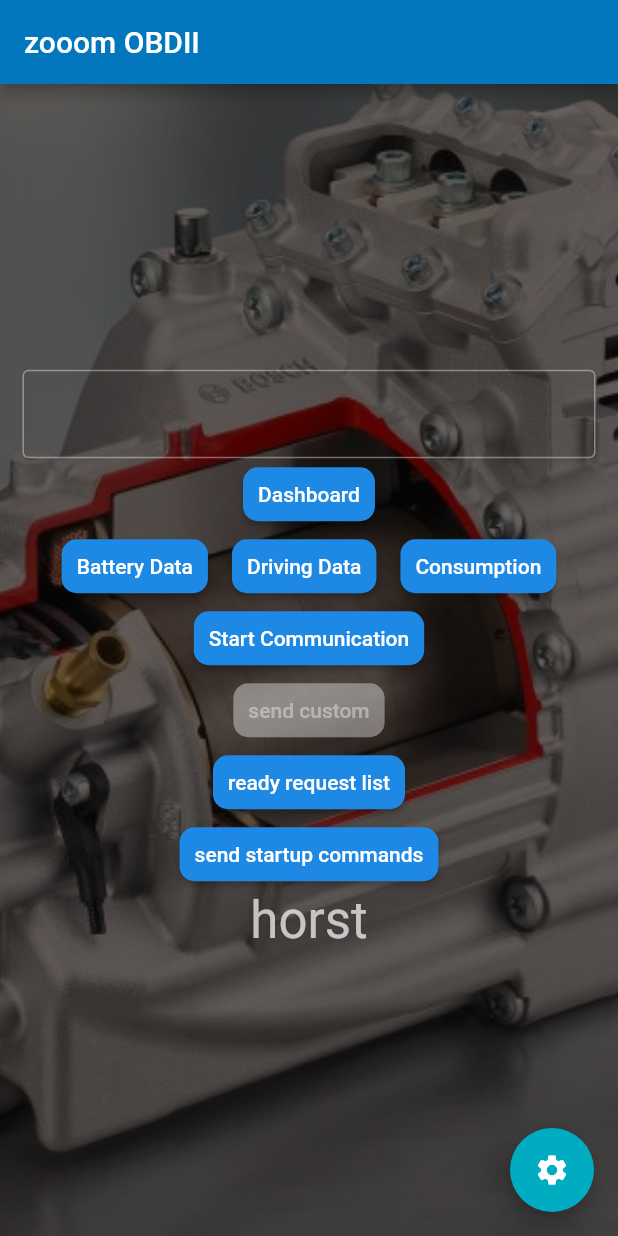
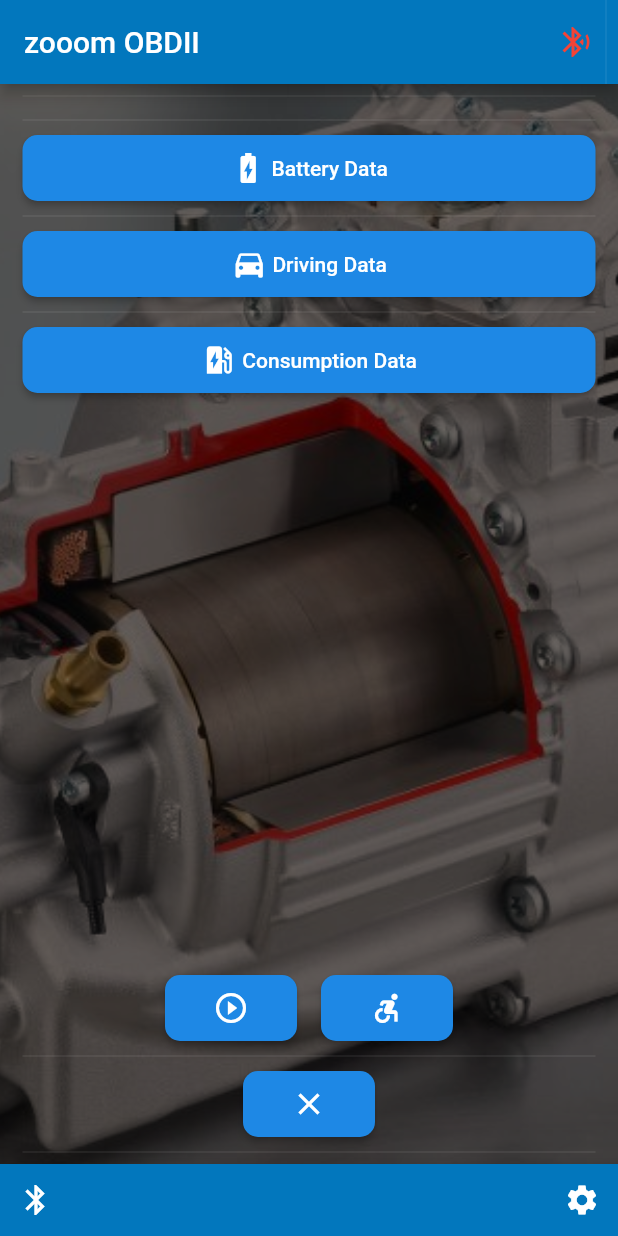
Before and after one commit to Edelbitter/odb24e, a Flutter app: the screen it shows after launch, on a phone screen of 412 x 824 dp. Run offline on Flutter 3.47's test engine with Material 2 defaults, Android fonts, the phone set to English and light mode, and no system bars; our stand-ins replace charts_flutter, connectivity, flutter_bluetooth_serial, shared_preferences; Roboto replaces fonts that are missing (Montserrat).

Commit message:
stop button

```diff
--- a/lib/database.dart
+++ b/lib/database.dart
@@ -6,7 +6,14 @@ class DataBase extends ChangeNotifier {
 
   int bufferSize = 10;
 
-Map<String,Queue<DoubleData>> rawData ={
+Map<String,Queue<DoubleData>> rawData;
+DataBase()
+{
+  initRaw();
+}
+
+void initRaw(){
+  rawData ={
     // battery temperature
     '622001':  new Queue<DoubleData>(),
     // SoC
@@ -46,6 +53,9 @@ Map<String,Queue<DoubleData>> rawData ={
     // 14V
     '622005': new Queue<DoubleData>(),
   };
+}
+
+
   List<DoubleData> batteryTemperatures = new List<DoubleData>();
   List<DoubleData> soC = new List<DoubleData>();
 
@@ -79,7 +89,7 @@ Map<String,Queue<DoubleData>> rawData ={
     return comboData;
   }
 
-  DataBase() ;
+//  DataBase() ;
 
   void add(String ident,DoubleData data)
   {
@@ -91,42 +101,49 @@ Map<String,Queue<DoubleData>> rawData ={
     notifyListeners();
   }
 
-  factory DataBase.withFakeData() {
-    var db = new DataBase();
-    db.batteryTemperatures = new List<DoubleData>();
-//    db.batteryTemperatures.add(new DoubleData(30, new DateTime(2019,1,1,0,0,0)));
-//    db.batteryTemperatures.add(new DoubleData(33, new DateTime(2019,1,1,0,15,0)));
-//    db.batteryTemperatures.add(new DoubleData(39, new DateTime(2019,1,1,0,30,0)));
-//    db.batteryTemperatures.add(new DoubleData(42, new DateTime(2019,1,1,0,45,0)));
-//    db.batteryTemperatures.add(new DoubleData(47, new DateTime(2019,1,1,1,0,0)));
-//    db.batteryTemperatures.add(new DoubleData(55, new DateTime(2019,1,1,1,15,0)));
-//    db.batteryTemperatures.add(new DoubleData(49, new DateTime(2019,1,1,1,30,0)));
-//    db.batteryTemperatures.add(new DoubleData(41, new DateTime(2019,1,1,1,45,0)));
-//    db.batteryTemperatures.add(new DoubleData(35, new DateTime(2019,1,1,2,0,0)));
-//    db.batteryTemperatures.add(new DoubleData(29, new DateTime(2019,1,1,2,15,0)));
-//    db.batteryTemperatures.add(new DoubleData(24, new DateTime(2019,1,1,2,30,0)));
-//    db.batteryTemperatures.add(new DoubleData(19, new DateTime(2019,1,1,2,45,0)));
-//    db.batteryTemperatures.add(new DoubleData(12, new DateTime(2019,1,1,3,0,0)));
-    db.soC = new List<DoubleData>();
-    db.soC.add(new DoubleData(90, new DateTime(2019, 1, 1, 0, 0, 0)));
-    db.soC.add(new DoubleData(70, new DateTime(2019, 1, 1, 1, 0, 0)));
-    db.soC.add(new DoubleData(40, new DateTime(2019, 1, 1, 2, 0, 0)));
-    db.consum12V = new List<DoubleData>();
-    db.consumAirCon = new List<DoubleData>();
+  void clear(){
 
-    db.consumDrive = new List<DoubleData>();
-    db.consum12V.add(new DoubleData(40, new DateTime(2019, 1, 1, 0, 0, 0)));
-    db.consum12V.add(new DoubleData(70, new DateTime(2019, 1, 1, 1, 0, 0)));
-    db.consum12V.add(new DoubleData(40, new DateTime(2019, 1, 1, 2, 0, 0)));
-    db.consumAirCon.add(new DoubleData(110, new DateTime(2019, 1, 1, 0, 0, 0)));
-    db.consumAirCon.add(new DoubleData(70, new DateTime(2019, 1, 1, 1, 0, 0)));
-    db.consumAirCon.add(new DoubleData(40, new DateTime(2019, 1, 1, 2, 0, 0)));
+    initRaw();
 
-    db.consumDrive.add(new DoubleData(300, new DateTime(2019, 1, 1, 0, 0, 0)));
-    db.consumDrive.add(new DoubleData(70, new DateTime(2019, 1, 1, 1, 0, 0)));
-    db.consumDrive.add(new DoubleData(40, new DateTime(2019, 1, 1, 2, 0, 0)));
-    return db;
+    notifyListeners();
   }
+
+//  factory DataBase.withFakeData() {
+//    var db = new DataBase();
+//    db.batteryTemperatures = new List<DoubleData>();
+////    db.batteryTemperatures.add(new DoubleData(30, new DateTime(2019,1,1,0,0,0)));
+////    db.batteryTemperatures.add(new DoubleData(33, new DateTime(2019,1,1,0,15,0)));
+////    db.batteryTemperatures.add(new DoubleData(39, new DateTime(2019,1,1,0,30,0)));
+////    db.batteryTemperatures.add(new DoubleData(42, new DateTime(2019,1,1,0,45,0)));
+////    db.batteryTemperatures.add(new DoubleData(47, new DateTime(2019,1,1,1,0,0)));
+////    db.batteryTemperatures.add(new DoubleData(55, new DateTime(2019,1,1,1,15,0)));
+////    db.batteryTemperatures.add(new DoubleData(49, new DateTime(2019,1,1,1,30,0)));
+////    db.batteryTemperatures.add(new DoubleData(41, new DateTime(2019,1,1,1,45,0)));
+////    db.batteryTemperatures.add(new DoubleData(35, new DateTime(2019,1,1,2,0,0)));
+////    db.batteryTemperatures.add(new DoubleData(29, new DateTime(2019,1,1,2,15,0)));
+////    db.batteryTemperatures.add(new DoubleData(24, new DateTime(2019,1,1,2,30,0)));
+////    db.batteryTemperatures.add(new DoubleData(19, new DateTime(2019,1,1,2,45,0)));
+////    db.batteryTemperatures.add(new DoubleData(12, new DateTime(2019,1,1,3,0,0)));
+//    db.soC = new List<DoubleData>();
+//    db.soC.add(new DoubleData(90, new DateTime(2019, 1, 1, 0, 0, 0)));
+//    db.soC.add(new DoubleData(70, new DateTime(2019, 1, 1, 1, 0, 0)));
+//    db.soC.add(new DoubleData(40, new DateTime(2019, 1, 1, 2, 0, 0)));
+//    db.consum12V = new List<DoubleData>();
+//    db.consumAirCon = new List<DoubleData>();
+//
+//    db.consumDrive = new List<DoubleData>();
+//    db.consum12V.add(new DoubleData(40, new DateTime(2019, 1, 1, 0, 0, 0)));
+//    db.consum12V.add(new DoubleData(70, new DateTime(2019, 1, 1, 1, 0, 0)));
+//    db.consum12V.add(new DoubleData(40, new DateTime(2019, 1, 1, 2, 0, 0)));
+//    db.consumAirCon.add(new DoubleData(110, new DateTime(2019, 1, 1, 0, 0, 0)));
+//    db.consumAirCon.add(new DoubleData(70, new DateTime(2019, 1, 1, 1, 0, 0)));
+//    db.consumAirCon.add(new DoubleData(40, new DateTime(2019, 1, 1, 2, 0, 0)));
+//
+//    db.consumDrive.add(new DoubleData(300, new DateTime(2019, 1, 1, 0, 0, 0)));
+//    db.consumDrive.add(new DoubleData(70, new DateTime(2019, 1, 1, 1, 0, 0)));
+//    db.consumDrive.add(new DoubleData(40, new DateTime(2019, 1, 1, 2, 0, 0)));
+//    return db;
+//  }
 }
 
 class DoubleData {
--- a/lib/main.dart
+++ b/lib/main.dart
@@ -26,12 +26,8 @@ void main() => runApp(ChangeNotifierProvider(
 
 ////////// GLOBALS /////////////////
 
-FlutterBluetoothSerial bluetooth = FlutterBluetoothSerial.instance;
-var btConnection;
-BluetoothDevice theDevice;
 //DataBase dataBase = new DataBase.withFakeData();
 String otherDisplay;
-var capHelp;
 
 ////////////////////////////////////
 
@@ -78,6 +74,8 @@ class MyHomePage extends StatefulWidget {
 
 class _MyHomePageState extends State<MyHomePage> {
   String userInput;
+  var capHelp;
+  int connected = 0;
 
   var rand = new Random();
 
@@ -87,11 +85,15 @@ class _MyHomePageState extends State<MyHomePage> {
     capHelp = new CapHelp(context);
     capHelp.initBT(callback: () {
       setState(() {
-        otherDisplay =
-            theDevice == null ? 'no Bluetooth device selected' : theDevice.name;
+        otherDisplay = capHelp.theDevice == null
+            ? 'No Bluetooth Device Selected'
+            : capHelp.theDevice.name;
       });
     });
     // initBt();
+  //  var dataBase = Provider.of<DataBase>(context);
+  //  if(dataBase==null)
+     // dataBase.initRaw();
   }
 
   void errorHandler(error, StackTrace trace) {
@@ -102,43 +104,16 @@ class _MyHomePageState extends State<MyHomePage> {
     capHelp.connect(() {
       setState(() {
         otherDisplay += ' connected';
+        connected = 1;
       });
+    }, () {
+      setState(() {
+        connected = 0;
       });
-  }
-
-  void send() {
-    new Timer(new Duration(milliseconds: 500), () {
-      var nextIndex =
-          allRequests.keys.toList()[rand.nextInt(allRequests.length)];
-      print(nextIndex);
-      print('sending');
-      String nextData = '7EC03' +
-          nextIndex +
-          rand.nextInt(10).toString() +
-          rand.nextInt(10).toString() +
-          rand.nextInt(10).toString() +
-          rand.nextInt(10).toString() +
-          rand.nextInt(10).toString() +
-          rand.nextInt(10).toString() +
-          rand.nextInt(10).toString() +
-          rand.nextInt(10).toString() +
-          rand.nextInt(10).toString() +
-          rand.nextInt(10).toString() +
-          rand.nextInt(10).toString() +
-          rand.nextInt(10).toString() +
-          rand.nextInt(10).toString() +
-          rand.nextInt(10).toString() +
-          rand.nextInt(10).toString() +
-          rand.nextInt(10).toString() +
-          rand.nextInt(10).toString() +
-          rand.nextInt(10).toString() +
-          rand.nextInt(10).toString() +
-          rand.nextInt(10).toString() +
-          rand.nextInt(10).toString() +
-          '>';
-      print(nextData);
-      capHelp.sendTestData(nextData);
-      send();
+    }, () {
+      setState(() {
+        connected = 2;
+      });
     });
   }
 
@@ -154,6 +129,8 @@ class _MyHomePageState extends State<MyHomePage> {
 
   @override
   Widget build(BuildContext context) {
+
+
     return Container(
         decoration: BoxDecoration(
           image: DecorationImage(
@@ -165,40 +142,86 @@ class _MyHomePageState extends State<MyHomePage> {
           backgroundColor: Colors.transparent,
           appBar: AppBar(
             title: Text(widget.title),
+            actions: <Widget>[
+              connected == 1
+                  ? Icon(
+                      Icons.bluetooth_connected,
+                      color: Colors.green,
+                    )
+                  : connected == 0
+                      ? Icon(Icons.bluetooth_searching, color: Colors.red)
+                      : Icon(
+                          Icons.bluetooth_searching,
+                          color: Colors.yellow,
                         ),
+              VerticalDivider(),
+            ],
+          ),
+          bottomNavigationBar: BottomAppBar(
+            color: Theme.of(context).primaryColor,
+            child: new Row(
+                mainAxisSize: MainAxisSize.max,
+                mainAxisAlignment: MainAxisAlignment.spaceBetween,
+                children: <Widget>[
+                  Row(
+                    children: [
+                      IconButton(
+                        icon: Icon(Icons.bluetooth),
+                        onPressed: () {},
+                      ),
+                      Text(otherDisplay ?? ''),
+                      //  IconButton(icon: Icon(Icons.search), onPressed: () {},),
+                    ],
+                  ),
+                  IconButton(
+                    icon: Icon(
+                      Icons.settings,
+                    ),
+                    onPressed: () {
+                      Navigator.pushNamed(context, '/settings',
+                          arguments: capHelp);
+                    },
+                  ),
+                  //    margin: EdgeInsets.fromLTRB(10, 10, 10, 10),
+                ]),
+          ),
+
           body: Container(
+            margin: EdgeInsets.only(left: 15, right: 15),
             child: Center(
-              child: Column(
-                // Invoke "debug painting" (press "p" in the console, choose the
-                // "Toggle Debug Paint" action from the Flutter Inspector in Android
-                // Studio, or the "Toggle Debug Paint" command in Visual Studio Code)
-                // to see the wireframe for each widget.
-                mainAxisAlignment: MainAxisAlignment.center,
-                children: <Widget>[
-                  Container(
-                    margin: EdgeInsets.only(left: 15, right: 15),
-                    child: TextFormField(
-                      textDirection: TextDirection.ltr,
-                      onFieldSubmitted: (res) {
-                        userInput = res;
-                      },
-                      decoration: InputDecoration(
-                        border: OutlineInputBorder(),
-                      ),
-                    ),
-                  ),
+                child: Column(children: <Widget>[
+              Divider(),
+              Divider(),
+
+//                  Container(
+
+//                    child: TextFormField(
+//                      textDirection: TextDirection.ltr,
+//                      onFieldSubmitted: (res) {
+//                        userInput = res;
+//                      },
+//                      decoration: InputDecoration(
+//                        border: OutlineInputBorder(),
+//                      ),
+//                    ),
+//                  ),
+//                  RaisedButton(
+//                    child: Text("Dashboard"),
+//                    shape: new RoundedRectangleBorder(
+//                        borderRadius: new BorderRadius.circular(10.0)),
+//                    onPressed: () {
+//                      Navigator.pushNamed(context, '/dashboard');
+//                    },
+//                    padding: EdgeInsets.fromLTRB(10, 10, 10, 10),
+//                  ),
+
               RaisedButton(
-                    child: Text("Dashboard"),
-                    shape: new RoundedRectangleBorder(
-                        borderRadius: new BorderRadius.circular(10.0)),
-                    onPressed: () {
-                      Navigator.pushNamed(context, '/dashboard');
-                    },
-                    padding: EdgeInsets.fromLTRB(10, 10, 10, 10),
-                  ),
+                child:
                     Row(mainAxisAlignment: MainAxisAlignment.center, children: [
-                    RaisedButton(
-                      child: Text("Battery Data"),
+                  Icon(Icons.battery_charging_full),
+                  //  VerticalDivider(),
+                  Text(' Battery Data')
+                ]),
                 shape: new RoundedRectangleBorder(
                     borderRadius: new BorderRadius.circular(10.0)),
                 onPressed: () {
@@ -206,9 +229,14 @@ class _MyHomePageState extends State<MyHomePage> {
                 },
                 padding: EdgeInsets.fromLTRB(10, 10, 10, 10),
               ),
-                    VerticalDivider(),
+              Divider(),
               RaisedButton(
-                      child: Text("Driving Data"),
+                child:
+                    Row(mainAxisAlignment: MainAxisAlignment.center, children: [
+                  Icon(Icons.directions_car),
+                  // VerticalDivider(),
+                  Text(' Driving Data')
+                ]),
                 shape: new RoundedRectangleBorder(
                     borderRadius: new BorderRadius.circular(10.0)),
                 onPressed: () {
@@ -216,9 +244,14 @@ class _MyHomePageState extends State<MyHomePage> {
                 },
                 padding: EdgeInsets.fromLTRB(10, 10, 10, 10),
               ),
-                    VerticalDivider(),
+              Divider(),
               RaisedButton(
-                      child: Text("Consumption"),
+                child:
+                    Row(mainAxisAlignment: MainAxisAlignment.center, children: [
+                  Icon(Icons.ev_station),
+                  // VerticalDivider(),
+                  Text(' Consumption Data')
+                ]),
                 shape: new RoundedRectangleBorder(
                     borderRadius: new BorderRadius.circular(10.0)),
                 onPressed: () {
@@ -226,81 +259,100 @@ class _MyHomePageState extends State<MyHomePage> {
                 },
                 padding: EdgeInsets.fromLTRB(10, 10, 10, 10),
               ),
-                  ]),
-                  Column(
-                    children: <Widget>[
-                      Container(
-                        margin: EdgeInsets.only(left: 15, right: 15),
-                        child: RaisedButton(
-                          child: Text("Start Communication"),
+
+//                      Container(
+//                        margin: EdgeInsets.only(left: 15, right: 15),
+//                        child: RaisedButton(
+//                          child: Text("send custom"),
+//                          shape: new RoundedRectangleBorder(
+//                              borderRadius: new BorderRadius.circular(10.0)),
+//                          onPressed: (userInput != null)
+//                              ? () {
+//                                  capHelp.sendOut(userInput.trim());
+//                                }
+//                              : null,
+//                          padding: EdgeInsets.fromLTRB(10, 10, 10, 10),
+//                        ),
+//                      ),
+//                      Container(
+//                        margin: EdgeInsets.only(left: 15, right: 15),
+//                        child: RaisedButton(
+//                          child: Text("ready request list"),
+//                          shape: new RoundedRectangleBorder(
+//                              borderRadius: new BorderRadius.circular(10.0)),
+//
+//                          onPressed: capHelp.initList,
+//                          // color: Colors.red,
+//                          // textColor: Colors.yellow,
+//                          padding: EdgeInsets.fromLTRB(10, 10, 10, 10),
+//                          // splashColor: Colors.grey,
+//                        ),
+//                      ),
+//                      Container(
+//                        margin: EdgeInsets.only(left: 15, right: 15),
+//                        child: RaisedButton(
+//                          child: Text("send startup commands"),
+//                          shape: new RoundedRectangleBorder(
+//                              borderRadius: new BorderRadius.circular(10.0)),
+//
+//                          onPressed: capHelp.sendStartupCommands,
+//                          // color: Colors.red,
+//                          // textColor: Colors.yellow,
+//                          padding: EdgeInsets.fromLTRB(10, 10, 10, 10),
+//                          // splashColor: Colors.grey,
+//                        ),
+//                      ),
+//                      Text(
+//                        otherDisplay ?? "No Bluetooth Device Selected",
+//                        style: Theme.of(context).textTheme.display1,
+//                      ),
+
+              new Expanded(
+                child: new Align(
+                    alignment: Alignment.bottomCenter,
+                    child: Column(
+                        mainAxisAlignment: MainAxisAlignment.end,
+                        children: [
+                      Row(
+                          mainAxisAlignment: MainAxisAlignment.center,
+                          children: [
+                            RaisedButton(
+                              child: Icon(Icons.play_circle_outline),
                               shape: new RoundedRectangleBorder(
-                              borderRadius: new BorderRadius.circular(10.0)),
+                                  borderRadius:
+                                      new BorderRadius.circular(10.0)),
                               onPressed: _connect,
                               padding: EdgeInsets.fromLTRB(10, 10, 10, 10),
                               // splashColor: Colors.grey,
                             ),
-                      ),
-                      Container(
-                        margin: EdgeInsets.only(left: 15, right: 15),
-                        child: RaisedButton(
-                          child: Text("send custom"),
+                            VerticalDivider(),
+                            RaisedButton(
+                              child: Icon(Icons.accessible_forward),
                               shape: new RoundedRectangleBorder(
-                              borderRadius: new BorderRadius.circular(10.0)),
-                          onPressed: (userInput != null)
-                              ? () {
-                                  capHelp.sendOut(userInput.trim());
-                                }
-                              : null,
-                          padding: EdgeInsets.fromLTRB(10, 10, 10, 10),
-                        ),
-                      ),
-                      Container(
-                        margin: EdgeInsets.only(left: 15, right: 15),
-                        child: RaisedButton(
-                          child: Text("ready request list"),
-                          shape: new RoundedRectangleBorder(
-                              borderRadius: new BorderRadius.circular(10.0)),
-
-                          onPressed: capHelp.initList,
-                          // color: Colors.red,
-                          // textColor: Colors.yellow,
+                                  borderRadius:
+                                      new BorderRadius.circular(10.0)),
+                              onPressed: capHelp.send,
                               padding: EdgeInsets.fromLTRB(10, 10, 10, 10),
                               // splashColor: Colors.grey,
                             ),
-                      ),
-                      Container(
-                        margin: EdgeInsets.only(left: 15, right: 15),
-                        child: RaisedButton(
-                          child: Text("send startup commands"),
+                          ]),
+                      Divider(),
+                      RaisedButton(
+                        child: Icon(Icons.clear),
                         shape: new RoundedRectangleBorder(
-                              borderRadius: new BorderRadius.circular(10.0)),
-
-                          onPressed: capHelp.sendStartupCommands,
-                          // color: Colors.red,
-                          // textColor: Colors.yellow,
+                            borderRadius:
+                            new BorderRadius.circular(10.0)),
+                        onPressed: (){capHelp.stop = true; var dataBase = Provider.of<DataBase>(context); dataBase.clear(); },
                         padding: EdgeInsets.fromLTRB(10, 10, 10, 10),
                         // splashColor: Colors.grey,
                       ),
+                          Divider(),
+                    ])),
               ),
-                      Text(
-                        otherDisplay ?? "horst",
-                        style: Theme.of(context).textTheme.display1,
-                      ),
-                    ],
-                  )
-                ],
-              ),
-            ),
+            ])),
           ),
 
-          floatingActionButton: FloatingActionButton(
-            //  onPressed: await  _getDisplay(),
-            onPressed: () {
-              Navigator.pushNamed(context, '/settings');
-            },
-            tooltip: 'Einstellungen',
-            child: Icon(Icons.settings),
-          ), // This trailing comma makes auto-formatting nicer for build methods.
+          // This trailing comma makes auto-formatting nicer for build methods.
         ));
   }
 }
--- a/lib/textTile.dart
+++ b/lib/textTile.dart
@@ -28,7 +28,7 @@ class TextTileState extends State<TextTile>
   TextTileState(this.ident){}
   var dtState = new DisplayTileState();
   String ident;// = 'AAA';
-  String data = 'tescht';
+  String data = '      ';
   String unit;
 
 
```
Also changed, not shown: lib/connectionAndParsingHelpers.dart (+94 -43 lines), lib/settings.dart (+11 -8 lines). Lines whose indentation alone changed are shown as unchanged.
